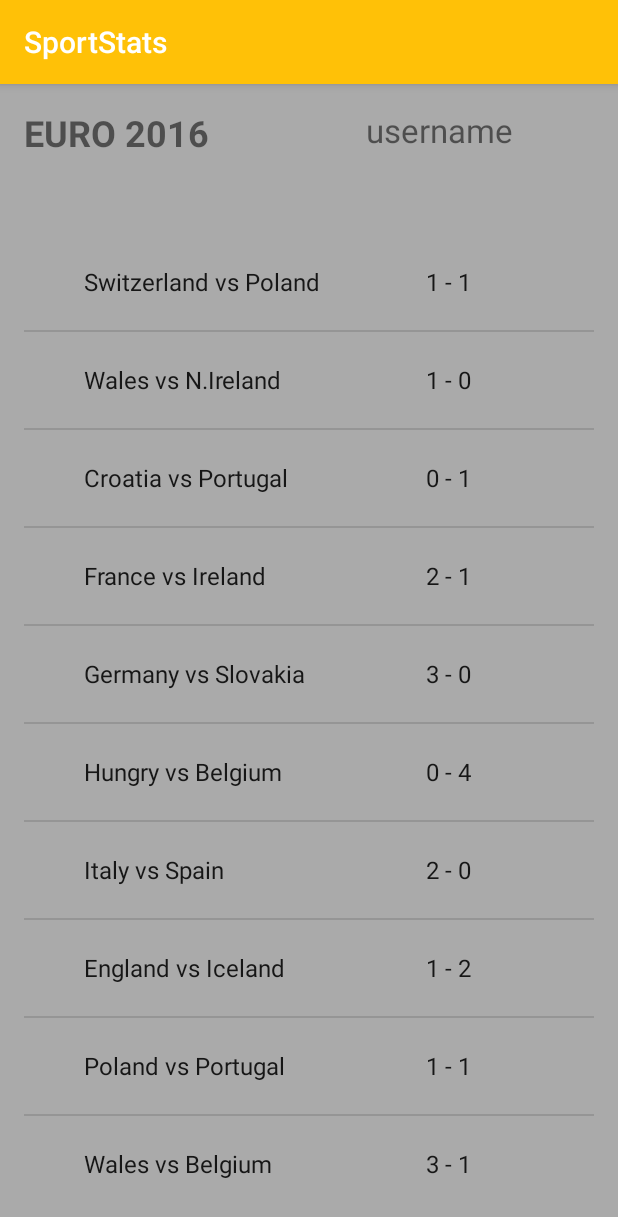
After one commit to inthra/w2Fri-ReStock, an Android app: the TeamsActivity screen opened directly, with no data from a screen before it, on a phone screen of 412 x 824 dp. The commit adds this screen. Shown: the top 1217 px of the screen. Run offline under Robolectric (Android 15) with nearby library versions, the phone set to English and light mode, and no system bars.

Commit message:
Add TeamsActivity to display teams with scores.

```diff
--- a/app/build.gradle
+++ b/app/build.gradle
@@ -23,5 +23,4 @@ dependencies {
     compile fileTree(dir: 'libs', include: ['*.jar'])
     testCompile 'junit:junit:4.12'
     compile 'com.android.support:appcompat-v7:23.3.0'
-    compile 'com.android.volley:volley:1.0.0'
 }
--- a/app/src/main/AndroidManifest.xml
+++ b/app/src/main/AndroidManifest.xml
@@ -16,6 +16,7 @@
             </intent-filter>
         </activity>
         <activity android:name=".RegisterActivity" />
+        <activity android:name=".TeamsActivity"></activity>
     </application>
 
 </manifest>
--- /dev/null
+++ b/app/src/main/java/com/epicodus/sportstats/TeamsActivity.java
@@ -0,0 +1,37 @@
+package com.epicodus.sportstats;
+
+import android.content.Intent;
+import android.support.v7.app.AppCompatActivity;
+import android.os.Bundle;
+import android.widget.ArrayAdapter;
+import android.widget.ListView;
+import android.widget.TextView;
+
+public class TeamsActivity extends AppCompatActivity {
+    private ListView mListTeams;
+    private ListView mListScores;
+    private TextView mUsername;
+    private String[] teams = new String[] {"Switzerland vs Poland", "Wales vs N.Ireland", "Croatia vs Portugal", "France vs Ireland", "Germany vs Slovakia", "Hungry vs Belgium", "Italy vs Spain", "England vs Iceland", "Poland vs Portugal", "Wales vs Belgium"};
+    private String[] scores = new String[] {"1 - 1", "1 - 0", "0 - 1", "2 - 1", "3 - 0", "0 - 4", "2 - 0", "1 - 2", "1 - 1", "3 - 1"};
+
+    @Override
+    protected void onCreate(Bundle savedInstanceState) {
+        super.onCreate(savedInstanceState);
+        setContentView(R.layout.activity_teams);
+
+//        mUsername = (TextView) findViewById(R.id.etUsername);
+//        Intent intent = getIntent();
+//        String username = intent.getStringExtra("username");
+//        mUsername.setText("Here is the text: " + username);
+
+        mListTeams = (ListView) findViewById(R.id.lvTeams);
+        mListScores = (ListView) findViewById(R.id.lvScores);
+
+        ArrayAdapter adapterTeams = new ArrayAdapter(this, android.R.layout.simple_expandable_list_item_1, teams);
+        ArrayAdapter adapterScores = new ArrayAdapter(this, android.R.layout.simple_expandable_list_item_1, scores);
+
+        mListTeams.setAdapter(adapterTeams);
+        mListScores.setAdapter(adapterScores);
+
+    }
+}
--- /dev/null
+++ b/app/src/main/res/layout/activity_teams.xml
@@ -0,0 +1,50 @@
+<?xml version="1.0" encoding="utf-8"?>
+<RelativeLayout xmlns:android="http://schemas.android.com/apk/res/android"
+    xmlns:tools="http://schemas.android.com/tools"
+    android:layout_width="match_parent"
+    android:layout_height="match_parent"
+    android:paddingBottom="@dimen/activity_vertical_margin"
+    android:paddingLeft="@dimen/activity_horizontal_margin"
+    android:paddingRight="@dimen/activity_horizontal_margin"
+    android:paddingTop="@dimen/activity_vertical_margin"
+    tools:context="com.epicodus.sportstats.TeamsActivity"
+    android:background="@android:color/darker_gray">
+
+    <TextView
+        android:layout_width="wrap_content"
+        android:layout_height="wrap_content"
+        android:text="EURO 2016"
+        android:id="@+id/tvLeague"
+        android:textSize="@dimen/abc_text_size_headline_material"
+        android:textStyle="bold"
+        android:layout_alignParentTop="true"
+        android:layout_alignParentStart="true" />
+
+    <TextView
+        android:layout_width="wrap_content"
+        android:layout_height="wrap_content"
+        android:id="@+id/tvUsername"
+        android:text="username"
+        android:textSize="@dimen/abc_text_size_large_material"
+        android:layout_alignParentTop="true"
+        android:layout_alignParentEnd="true"
+        android:layout_marginEnd="54dp" />
+
+    <ListView
+        android:layout_width="wrap_content"
+        android:layout_height="wrap_content"
+        android:id="@+id/lvTeams"
+        android:layout_marginTop="35dp"
+        android:layout_alignParentBottom="true"
+        android:layout_alignParentStart="false"
+        android:background="@android:color/darker_gray"
+        android:layout_toStartOf="@+id/tvUsername" />
+
+    <ListView
+        android:layout_width="wrap_content"
+        android:layout_height="wrap_content"
+        android:id="@+id/lvScores"
+        android:layout_alignTop="@+id/lvTeams"
+        android:layout_toEndOf="@+id/lvTeams" />
+
+</RelativeLayout>
```
Also changed, not shown: app/src/main/java/com/epicodus/sportstats/MainActivity.java (+17 -5 lines), app/src/main/res/layout/activity_main.xml (+21 -11 lines).
